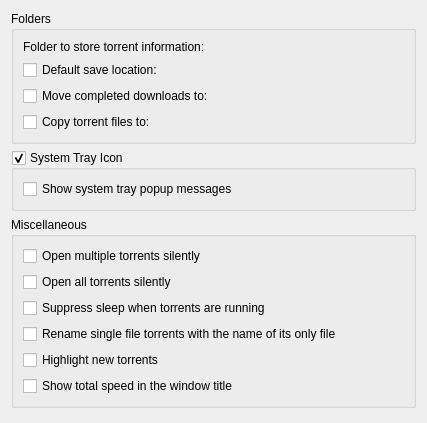
The window that ktorrent/pref/generalpref.ui (KDE/ktorrent) describes before a commit, drawn with Qt 5.
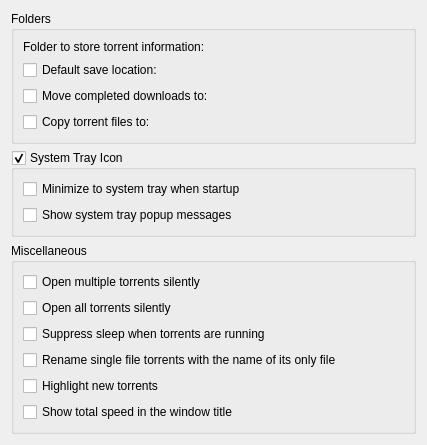
The same window after the commit. Custom widgets are drawn as their Qt base class.

Commit message: Added minimizeToSystemTray option

Patch:
```diff
--- a/ktorrent/pref/generalpref.ui
+++ b/ktorrent/pref/generalpref.ui
@@ -94,6 +94,16 @@
       <bool>true</bool>
      </property>
      <layout class="QVBoxLayout">
+      <item>
+       <widget class="QCheckBox" name="kcfg_minimizeToSystemTray">
+        <property name="toolTip">
+         <string>Whether or not to minimize to system tray when startup.</string>
+        </property>
+        <property name="text">
+         <string>Minimize to system tray when startup</string>
+        </property>
+       </widget>
+      </item>
       <item>
        <widget class="QCheckBox" name="kcfg_showPopups">
         <property name="toolTip">
```
The commit also changes 4 other files.
